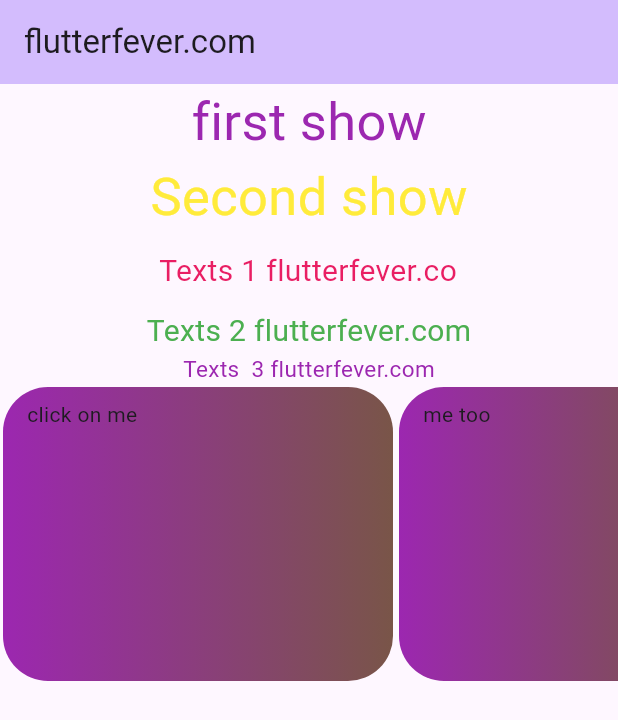
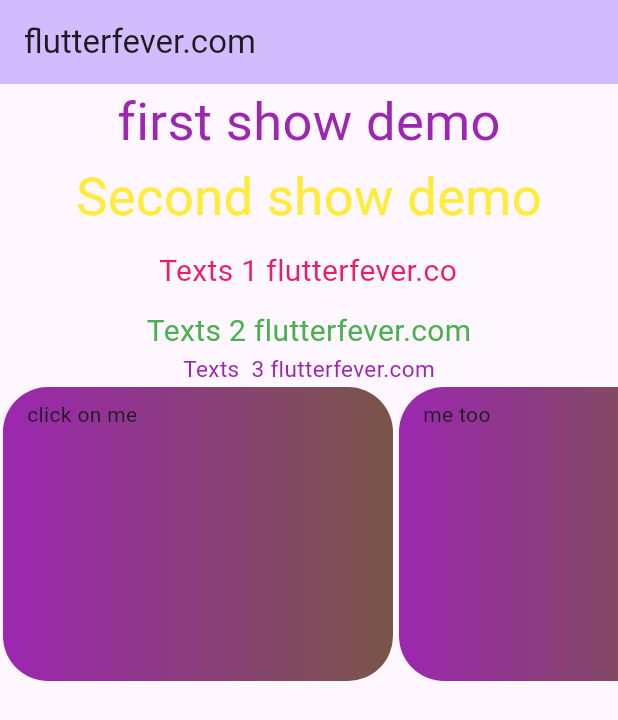
Before and after one commit to coderbaba0/showup_delayanimation, a Flutter app: the screen it shows after launch, on a phone screen of 412 x 824 dp. Shown: the top 720 px of the screen. Run offline on Flutter 3.47's test engine with Material 2 defaults, Android fonts, the light colour scheme and no system bars.

```diff
--- a/lib/main.dart
+++ b/lib/main.dart
@@ -44,11 +44,11 @@ class _MyHomePageState extends State<MyHomePage> {
             //Note that this "ShowUp" widgets can animate anything, not just texts.
             // loading delay animation
             ShowUp(
-              child: Text("first show",style: TextStyle(color: Colors.purple,fontSize: 35)),
+              child: Text("first show demo",style: TextStyle(color: Colors.purple,fontSize: 35)),
               delay: delayAmount,
             ),
             ShowUp(
-              child: Text("Second show",style: TextStyle(color: Colors.yellow,fontSize: 35)),
+              child: Text("Second show demo",style: TextStyle(color: Colors.yellow,fontSize: 35)),
               delay: delayAmount + 500,
             ),
             ShowUp(
```
